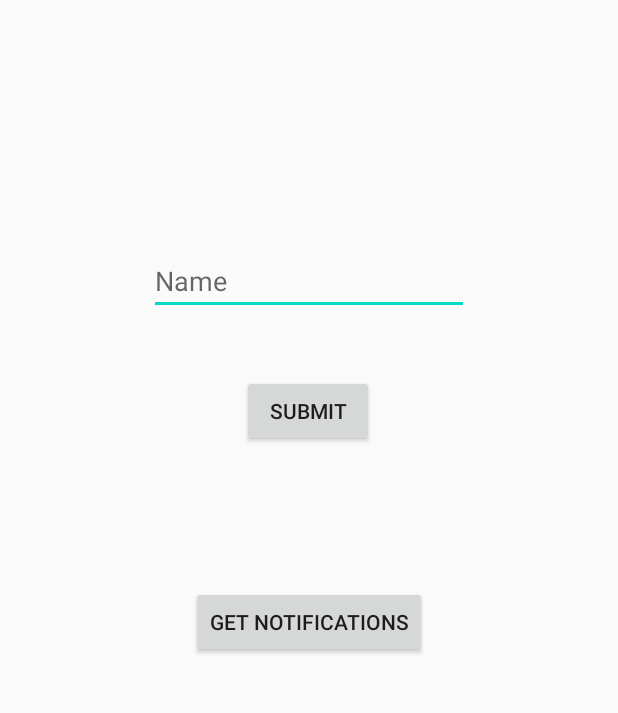
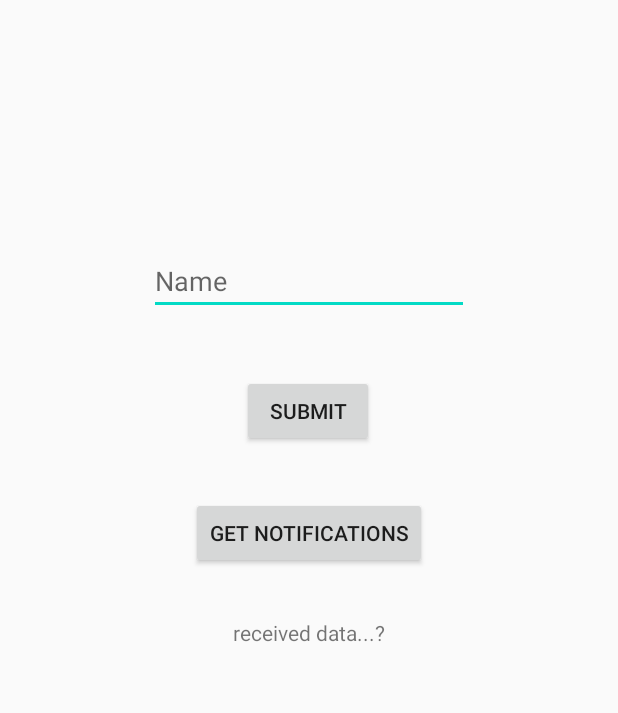
Before and after one commit to TheOriginalAcme/NotiPi, an Android app: the screen it shows after launch (MainActivity), on a phone screen of 412 x 824 dp, the part 379-1092 px from its top. Run offline under Robolectric (Android 15) with nearby library versions, the phone set to English and light mode, and no system bars; 8 statements that could not run were skipped.

Commit message:
Finished copying example - need to test and debug this shit...

```diff
--- a/Application/app/src/main/java/com/example/notipi/MainActivity.kt
+++ b/Application/app/src/main/java/com/example/notipi/MainActivity.kt
@@ -1,9 +1,12 @@
 package com.example.notipi
 
 import android.annotation.SuppressLint
-import android.app.Notification
 import android.content.*
+import android.net.wifi.p2p.WifiP2pConfig
+import android.net.wifi.p2p.WifiP2pDevice
+import android.net.wifi.p2p.WifiP2pDeviceList
 import android.net.wifi.p2p.WifiP2pManager
+import android.os.AsyncTask
 import android.os.Build
 import android.os.Bundle
 import android.os.IBinder
@@ -13,14 +16,13 @@ import android.service.notification.StatusBarNotification
 import android.text.TextUtils
 import android.util.Log
 import android.view.View
-import android.widget.Button
 import android.widget.EditText
 import android.widget.TextView
 import android.widget.Toast
 import androidx.annotation.RequiresApi
 import androidx.appcompat.app.AlertDialog
 import androidx.appcompat.app.AppCompatActivity
-import kotlinx.android.synthetic.main.activity_main.*
+import java.net.ServerSocket
 
 
 @RequiresApi(Build.VERSION_CODES.JELLY_BEAN_MR2)
@@ -60,22 +62,91 @@ class MyNotificationListener : NotificationListenerService() {
 class MainActivity : AppCompatActivity() {
 
     private lateinit var nameInput: EditText
+    private val manager: WifiP2pManager? by lazy(LazyThreadSafetyMode.NONE) {
+        getSystemService(Context.WIFI_P2P_SERVICE) as WifiP2pManager?
+    }
+    var mChannel: WifiP2pManager.Channel? = null
+    var receiver: BroadcastReceiver? = null
+    val intentFilter = IntentFilter().apply {
+        addAction(WifiP2pManager.WIFI_P2P_STATE_CHANGED_ACTION)
+        addAction(WifiP2pManager.WIFI_P2P_PEERS_CHANGED_ACTION)
+        addAction(WifiP2pManager.WIFI_P2P_CONNECTION_CHANGED_ACTION)
+        addAction(WifiP2pManager.WIFI_P2P_THIS_DEVICE_CHANGED_ACTION)
+    }
 
     override fun onCreate(savedInstanceState: Bundle?) {
         super.onCreate(savedInstanceState)
-        Log.d("Yanai says", "We are up and running")
         setContentView(R.layout.activity_main)
+        Log.d("MainActivity", "We are up and running")
 
+        Log.d("MainActivity", "Checking that NotificationService is enabled")
         if (!isNotificationServiceEnabled())
         {
             buildNotificationServiceAlertDialog().show()
         }
 
-        Log.d("yanai says", "Finished on create")
+        Log.d("MainActivity", "Wifi P2P stuff...")
+        mChannel = manager?.initialize(this, mainLooper, null)
+        mChannel?.also { channel ->
+            receiver = WiFiDirectBroadcastReceiver(manager, channel, this)
+        }
+
+        manager?.discoverPeers(mChannel, object: WifiP2pManager.ActionListener {
+            override fun onSuccess() {
+                Log.d("MainActivity", "Successfully discovered Peers")
+            }
+
+            override fun onFailure(reasonCode: Int) {
+                Log.d("MainActivity", "Failed to discover Peers (reason: $reasonCode)")
+            }
+        })
+        lateinit var selectedDevice: WifiP2pDevice
+        manager?.requestPeers(mChannel, object: WifiP2pManager.PeerListListener {
+            override fun onPeersAvailable(peers: WifiP2pDeviceList?) {
+                Log.d("MainActivity", "Found available peers:")
+                Log.d("-> available peers:", peers?.deviceList.toString())
+                for (device in peers?.deviceList!!) {
+                    if (device.deviceName == "NotiPi") {
+                        Log.d("MainActivity", "Found NotiPi peer: $device")
+                        selectedDevice = device
+                    }
+                }
+            }
+        })
+        Log.d("MainActivity", "We found the device that you want to connect to")
+        val config = WifiP2pConfig()
+        config.deviceAddress = selectedDevice.deviceAddress
+        mChannel?.also { channel ->
+            manager?.connect(channel, config, object : WifiP2pManager.ActionListener {
+                override fun onSuccess() {
+                    Log.d("MainActivity", "Connected to NotiPi device (${config.deviceAddress})")
+                    Log.d("MainActivity", "Starting server...")
+                    DataServerAsyncTask(findViewById<TextView>(R.id.textView)).execute()
+                }
+
+                override fun onFailure(reason: Int) {
+                    Log.d("MainActivity", "Failed to connect to NotiPi device (${config.deviceAddress})")
+                }
+            }
+            )}
+
+        Log.d("MainActivity", "Finished on create")
+    }
+
+    /** register the BroadcastReceiver with the intent values to be matched  */
+    override fun onResume() {
+        super.onResume()
+        registerReceiver(receiver, intentFilter)
+    }
+
+    override fun onPause() {
+        super.onPause()
+        unregisterReceiver(receiver)
     }
 
     override fun onDestroy() {
         super.onDestroy()
+        unregisterReceiver(receiver)
     }
 
     fun getNotificationsPressed(view: View)
@@ -137,9 +208,9 @@ class MainActivity : AppCompatActivity() {
  * A BroadcastReceiver that notifies of important Wi-Fi p2p events.
  */
 class WiFiDirectBroadcastReceiver(
-    private val manager: WifiP2pManager,
-    private val channel: WifiP2pManager.Channel
-//    private val activity: MyWifiActivity
+    private val manager: WifiP2pManager?,
+    private val channel: WifiP2pManager.Channel,
+    private val activity: MainActivity
 ) : BroadcastReceiver() {
 
     @SuppressLint("LongLogTag")
@@ -151,15 +222,22 @@ class WiFiDirectBroadcastReceiver(
                 when (intent.getIntExtra(WifiP2pManager.EXTRA_WIFI_STATE, -1)) {
                     WifiP2pManager.WIFI_P2P_STATE_ENABLED -> {
                         // Wifi P2P is enabled
+                        Log.d("WifiDirectBroadcastReceiver", "-> Wifi P2P is enabled")
                     }
                     else -> {
                         // Wi-Fi P2P is not enabled
+                        Log.d("WifiDirectBroadcastReceiver", "-> Wifi P2P is not enabled")
                     }
                 }
             }
             WifiP2pManager.WIFI_P2P_PEERS_CHANGED_ACTION -> {
                 // Call WifiP2pManager.requestPeers() to get a list of current peers
                 Log.d("WifiDirectBroadcastReceiver", "Wifi peers changed")
+                manager?.requestPeers(channel) { peers: WifiP2pDeviceList? ->
+                    // Handle peers list
+                    Log.d("WifiDirectBroadcastReceiver", "-> Peers list:")
+                    Log.d(" -> Peers List", peers.toString())
+                }
             }
             WifiP2pManager.WIFI_P2P_CONNECTION_CHANGED_ACTION -> {
                 // Respond to new connection or disconnections
@@ -175,3 +253,41 @@ class WiFiDirectBroadcastReceiver(
         }
     }
 }
+
+class DataServerAsyncTask(
+    private var statusText: TextView
+) : AsyncTask<Void, Void, String?>() {
+
+    override fun doInBackground(vararg params: Void): String? {
+        /**
+         * Create a server socket.
+         */
+        val serverSocket = ServerSocket(8888)
+        Log.d("DataServer", "Socket opened")
+        return serverSocket.use {
+            /**
+             * Wait for client connections. This call blocks until a
+             * connection is accepted from a client.
+             */
+            val client = serverSocket.accept()
+            Log.d("DataServer", "Connection done")
+            /**
+             * If this code is reached, a client has connected and transferred data
+             * Save the input stream from the client
+             */
+            val inputStream = client.getInputStream()
+            Log.d("DataServer", inputStream.toString())
+            serverSocket.close()
+            "Data: $inputStream"
+        }
+    }
+
+    /**
+     * Start activity that can handle input stream
+     */
+    override fun onPostExecute(result: String?) {
+        result?.run {
+            statusText.text = "Data received - $result"
+        }
+    }
+}
--- a/Application/app/src/main/res/layout/activity_main.xml
+++ b/Application/app/src/main/res/layout/activity_main.xml
@@ -47,12 +47,23 @@
         android:id="@+id/get_notifications_button"
         android:layout_width="wrap_content"
         android:layout_height="wrap_content"
+        android:onClick="getNotificationsPressed"
         android:text="Get Notifications"
-        android:onClick="getNotificationsPressed"
         app:layout_constraintBottom_toBottomOf="parent"
         app:layout_constraintEnd_toEndOf="parent"
         app:layout_constraintStart_toStartOf="parent"
         app:layout_constraintTop_toTopOf="parent"
-        app:layout_constraintVertical_bias="0.816" />
+        app:layout_constraintVertical_bias="0.733" />
+
+    <TextView
+        android:id="@+id/textView"
+        android:layout_width="wrap_content"
+        android:layout_height="wrap_content"
+        android:text="received data...?"
+        app:layout_constraintBottom_toBottomOf="parent"
+        app:layout_constraintEnd_toEndOf="parent"
+        app:layout_constraintStart_toStartOf="parent"
+        app:layout_constraintTop_toTopOf="parent"
+        app:layout_constraintVertical_bias="0.813" />
 
 </androidx.constraintlayout.widget.ConstraintLayout>
```
